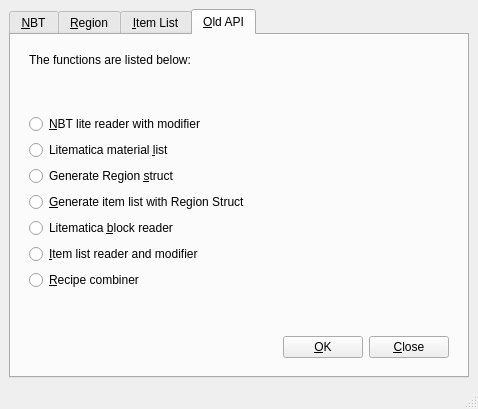
Qt form src/qt/mainwindow.ui (DreamHelium/dhlrc) before a commit.
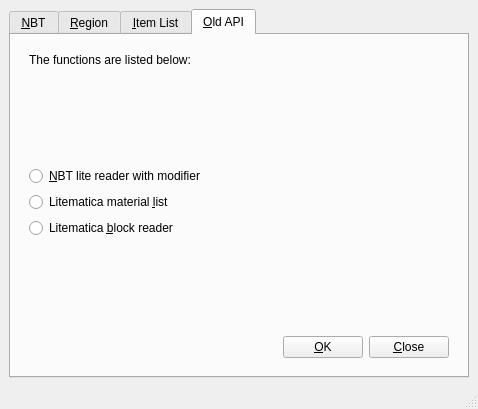
The same form after that commit. The open tabs and pages were chosen to show the change.

What changed in the file:
```diff
--- a/src/qt/mainwindow.ui
+++ b/src/qt/mainwindow.ui
@@ -183,20 +183,6 @@
                  </property>
                 </widget>
                </item>
-               <item>
-                <widget class="QRadioButton" name="genRegionBtn">
-                 <property name="text">
-                  <string>Generate Region &amp;struct</string>
-                 </property>
-                </widget>
-               </item>
-               <item>
-                <widget class="QRadioButton" name="generateButton">
-                 <property name="text">
-                  <string>&amp;Generate item list with Region Struct</string>
-                 </property>
-                </widget>
-               </item>
                <item>
                 <widget class="QRadioButton" name="lrcExtendBtn">
                  <property name="text">
@@ -204,20 +190,6 @@
                  </property>
                 </widget>
                </item>
-               <item>
-                <widget class="QRadioButton" name="ilreaderBtn">
-                 <property name="text">
-                  <string>&amp;Item list reader and modifier</string>
-                 </property>
-                </widget>
-               </item>
-               <item>
-                <widget class="QRadioButton" name="recipeBtn">
-                 <property name="text">
-                  <string>&amp;Recipe combiner</string>
-                 </property>
-                </widget>
-               </item>
                <item>
                 <spacer name="verticalSpacer">
                  <property name="orientation">
```
Left out of the diff: 4 changed lines with no effect on the pictures.
